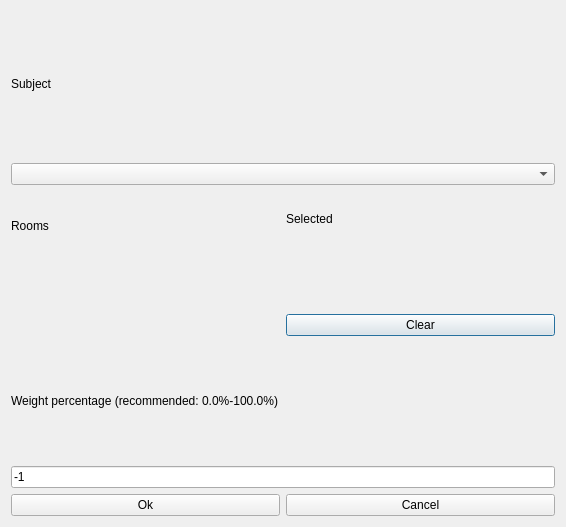
janLo/FET, file src/interface/modifyconstraintsubjectpreferredroomsform_template.ui: the form before one commit.
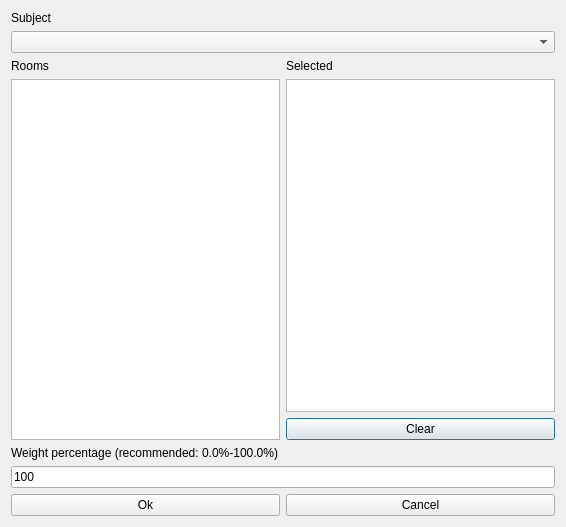
The form after the commit. Custom widgets are drawn as their Qt base class.

What changed in the file:
```diff
--- a/src/interface/modifyconstraintsubjectpreferredroomsform_template.ui
+++ b/src/interface/modifyconstraintsubjectpreferredroomsform_template.ui
@@ -28,7 +28,7 @@
     <widget class="QComboBox" name="subjectsComboBox"/>
    </item>
    <item row="2" column="0">
-    <layout class="QVBoxLayout">
+    <layout class="QVBoxLayout" name="verticalLayout_2">
      <item>
       <widget class="QLabel" name="roomsTextLabel">
        <property name="frameShape">
@@ -46,13 +46,7 @@
       </widget>
      </item>
      <item>
-      <widget class="Q3ListBox" name="roomsListBox">
-       <item>
-        <property name="text">
-         <string>New Item</string>
-        </property>
-       </item>
-      </widget>
+      <widget class="QListWidget" name="roomsListWidget"/>
      </item>
     </layout>
    </item>
@@ -75,13 +69,7 @@
       </widget>
      </item>
      <item>
-      <widget class="Q3ListBox" name="selectedRoomsListBox">
-       <item>
-        <property name="text">
-         <string>New Item</string>
-        </property>
-       </item>
-      </widget>
+      <widget class="QListWidget" name="selectedRoomsListWidget"/>
      </item>
      <item>
       <widget class="QPushButton" name="clearPushButton">
@@ -113,7 +101,7 @@
      <item>
       <widget class="QLineEdit" name="weightLineEdit">
        <property name="text">
-        <string>-1</string>
+        <string notr="true">100</string>
        </property>
       </widget>
      </item>
@@ -140,27 +128,6 @@
   </layout>
  </widget>
  <layoutdefault spacing="6" margin="11"/>
- <customwidgets>
-  <customwidget>
-   <class>Q3Frame</class>
-   <extends>QFrame</extends>
-   <header>Qt3Support/Q3Frame</header>
-   <container>1</container>
-  </customwidget>
-  <customwidget>
-   <class>Q3ListBox</class>
-   <extends>Q3Frame</extends>
-   <header>q3listbox.h</header>
-  </customwidget>
- </customwidgets>
- <tabstops>
-  <tabstop>subjectsComboBox</tabstop>
-  <tabstop>roomsListBox</tabstop>
-  <tabstop>selectedRoomsListBox</tabstop>
-  <tabstop>weightLineEdit</tabstop>
-  <tabstop>okPushButton</tabstop>
-  <tabstop>cancelPushButton</tabstop>
- </tabstops>
  <resources/>
  <connections/>
 </ui>
```
